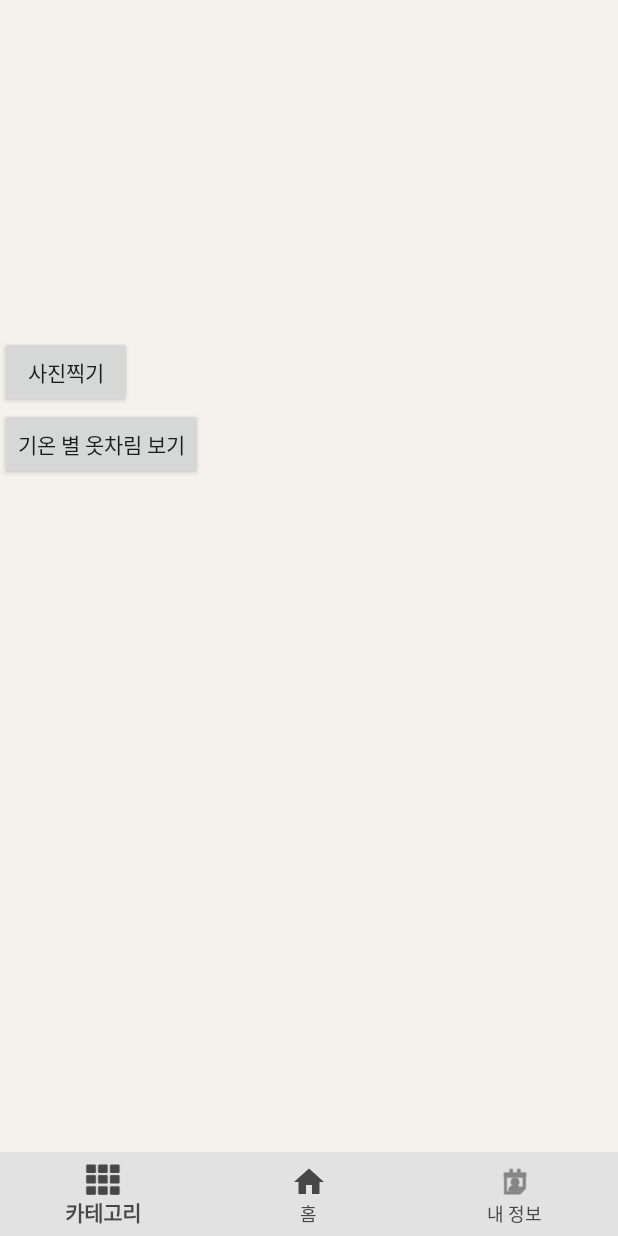
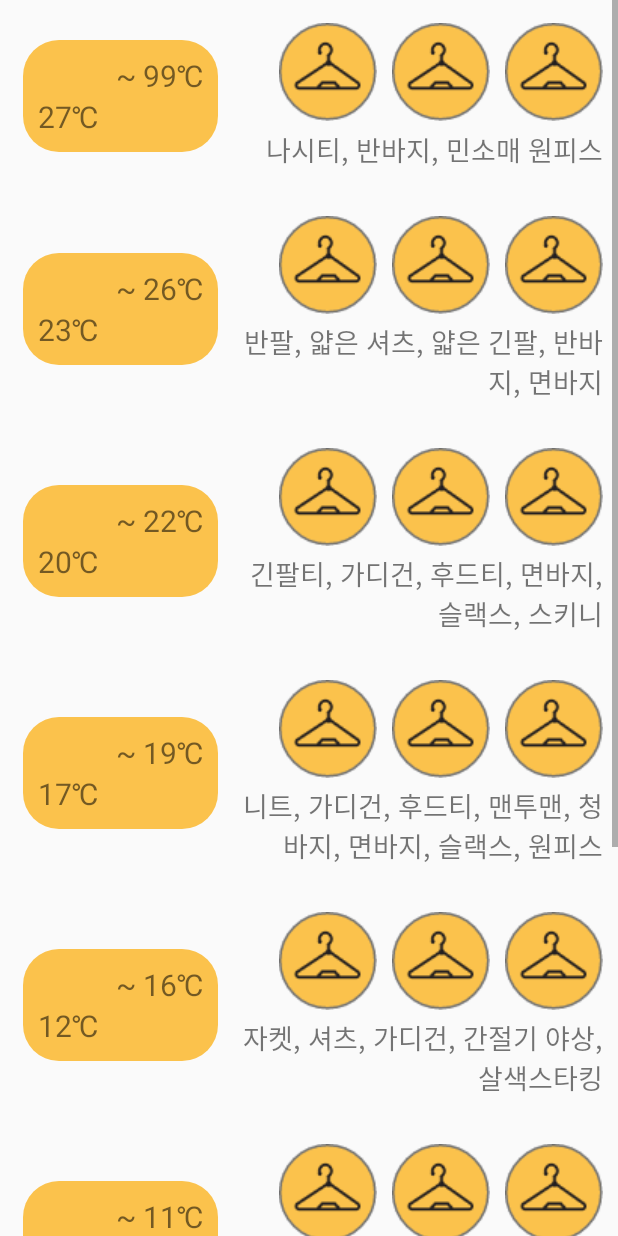
Before and after one commit to wnehdals/Omniver, an Android app: the screen it shows after launch (CategoryActivity before the commit, RecommendedListActivity after it), after a tap on "기온 별 옷차림 보기", on a phone screen of 412 x 824 dp. Run offline under Robolectric (Android 15) with nearby library versions, the phone set to English and light mode, and no system bars; pictures from the network do not load.

Commit message:
Add RecommendedListActivity

```diff
--- a/app/src/main/AndroidManifest.xml
+++ b/app/src/main/AndroidManifest.xml
@@ -15,11 +15,11 @@
         android:icon="@mipmap/ic_launcher"
         android:label="@string/app_name"
         android:networkSecurityConfig="@xml/network_security_config"
-
         android:roundIcon="@mipmap/ic_launcher_round"
         android:supportsRtl="true"
         android:theme="@style/AppTheme">
-        <activity android:name=".EvaluationActivity"></activity>
+        <activity android:name=".RecommendedListActivity"></activity>
+        <activity android:name=".EvaluationActivity" />
 
         <provider
             android:name="androidx.core.content.FileProvider"
@@ -30,7 +30,6 @@
                 android:name="android.support.FILE_PROVIDER_PATHS"
                 android:resource="@xml/file_paths" />
         </provider>
-
 
         <activity
             android:name=".SplashActivity"
@@ -49,7 +48,7 @@
         <activity android:name=".CategoryActivity" />
         <activity
             android:name=".main_service.MainActivity"
-            android:label="@string/app_name"></activity>
+            android:label="@string/app_name" />
     </application>
 
 </manifest>
--- a/app/src/main/java/com/example/omniver/CategoryActivity.java
+++ b/app/src/main/java/com/example/omniver/CategoryActivity.java
@@ -40,7 +40,7 @@ public class CategoryActivity extends BottomNavigationActivity implements View.O
     }
     public void init(){
         takePhotoButton = (Button)findViewById(R.id.take_photo_button);
-        tempClothDictionaryButton = (Button)findViewById(R.id.temp_cloth_dictionary_button);
+        tempClothDictionaryButton = (Button)findViewById(R.id.recommended_list_button);
         takePhotoButton.setOnClickListener(this);
         tempClothDictionaryButton.setOnClickListener(this);
     }
@@ -66,7 +66,9 @@ public class CategoryActivity extends BottomNavigationActivity implements View.O
                     }
                 }
                 break;
-            case R.id.temp_cloth_dictionary_button:
+            case R.id.recommended_list_button:
+                Intent recommendedListIntent = new Intent(this, RecommendedListActivity.class);
+                startActivity(recommendedListIntent);
                 break;
         }
     }
--- /dev/null
+++ b/app/src/main/java/com/example/omniver/RecommendedListActivity.java
@@ -0,0 +1,34 @@
+package com.example.omniver;
+
+import androidx.appcompat.app.AppCompatActivity;
+import androidx.recyclerview.widget.LinearLayoutManager;
+import androidx.recyclerview.widget.RecyclerView;
+
+import android.os.Bundle;
+
+public class RecommendedListActivity extends AppCompatActivity {
+    private RecyclerView recyclerView;
+    private RecyclerView.Adapter mAdapter;
+    private RecyclerView.LayoutManager layoutManager;
+
+    String[] clothes = {"나시티, 반바지, 민소매 원피스", "반팔, 얇은 셔츠, 얇은 긴팔, 반바지, 면바지", "긴팔티, 가디건, 후드티, 면바지, 슬랙스, 스키니", "니트, 가디건, 후드티, 맨투맨, 청바지, 면바지, 슬랙스, 원피스", "자켓, 셔츠, 가디건, 간절기 야상, 살색스타킹", "트렌치코트, 간절기 야상, 여러겹 껴입기", "코트, 가죽자켓", "겨울 옷(야상, 패딩, 목도리 등)" };
+    String[] temperatures1 = { "27", "23", "20", "17", "12", "10", "6", "0"};
+    String[] temperatures2 = { "99", "26", "22", "19", "16", "11", "9", "5"};
+
+    @Override
+    protected void onCreate(Bundle savedInstanceState) {
+        super.onCreate(savedInstanceState);
+        setContentView(R.layout.activity_recommended_list);
+
+        recyclerView = findViewById(R.id.recycler);
+        // use this setting to improve performance if you know that changes
+        // in content do not change the layout size of the RecyclerView
+        recyclerView.setHasFixedSize(true);
+        // use a linear layout manager
+        layoutManager = new LinearLayoutManager(this);
+        recyclerView.setLayoutManager(layoutManager);
+        // specify an adapter
+        mAdapter = new RecyclerAdapter(clothes, temperatures1, temperatures2);
+        recyclerView.setAdapter(mAdapter);
+    }
+}
--- /dev/null
+++ b/app/src/main/java/com/example/omniver/RecyclerAdapter.java
@@ -0,0 +1,47 @@
+package com.example.omniver;
+
+import android.view.LayoutInflater;
+import android.view.View;
+import android.view.ViewGroup;
+import android.widget.TextView;
+
+import androidx.recyclerview.widget.RecyclerView;
+
+class RecyclerAdapter extends RecyclerView.Adapter<RecyclerAdapter.RecyclerViewHolder> {
+    private String[] clothes;
+    private String[] temps1, temps2;
+
+    public static class RecyclerViewHolder extends RecyclerView.ViewHolder {
+        public TextView clothesText, temp1Text, temp2Text;
+        public RecyclerViewHolder(View v) {
+            super(v);
+            clothesText = v.findViewById(R.id.clothes_text);
+            temp1Text = v.findViewById(R.id.temp1_text);
+            temp2Text = v.findViewById(R.id.temp2_text);
+        }
+    }
+    public RecyclerAdapter(String[] c, String[] t1, String[] t2) {
+        clothes = c;
+        temps1 = t1;
+        temps2 = t2;
+    }
+
+    @Override
+    public RecyclerAdapter.RecyclerViewHolder onCreateViewHolder(ViewGroup parent, int viewType) {
+        View v = LayoutInflater.from(parent.getContext()).inflate(R.layout.item_recycler, parent, false);
+        RecyclerViewHolder vh = new RecyclerViewHolder(v);
+        return vh;
+    }
+    @Override
+    public void onBindViewHolder(RecyclerViewHolder holder, int position) {
+        holder.clothesText.setText(clothes[position]);
+        holder.temp1Text.setText(temps1[position] + "℃");
+        holder.temp2Text.setText("~ " + temps2[position] + "℃");
+    }
+
+    @Override
+    public int getItemCount() {
+        return clothes.length;
+    }
+
+}
--- /dev/null
+++ b/app/src/main/res/drawable/bg_yellow_radius_24.xml
@@ -0,0 +1,10 @@
+<?xml version="1.0" encoding="utf-8"?>
+<shape xmlns:android="http://schemas.android.com/apk/res/android"
+    android:shape="rectangle">
+    <corners android:radius="24dp" />
+
+
+    <solid
+
+        android:color="@color/yellow" />
+</shape>
--- a/app/src/main/res/layout/activity_category.xml
+++ b/app/src/main/res/layout/activity_category.xml
@@ -22,7 +22,7 @@
             android:text="사진찍기" />
 
         <Button
-            android:id="@+id/temp_cloth_dictionary_button"
+            android:id="@+id/recommended_list_button"
             android:layout_width="wrap_content"
             android:layout_height="wrap_content"
             android:text="기온 별 옷차림 보기" />
--- /dev/null
+++ b/app/src/main/res/layout/activity_recommended_list.xml
@@ -0,0 +1,17 @@
+<?xml version="1.0" encoding="utf-8"?>
+<LinearLayout xmlns:android="http://schemas.android.com/apk/res/android"
+    xmlns:app="http://schemas.android.com/apk/res-auto"
+    xmlns:tools="http://schemas.android.com/tools"
+    android:layout_width="match_parent"
+    android:layout_height="match_parent"
+    android:orientation="vertical"
+    tools:context=".RecommendedListActivity">
+
+
+    <androidx.recyclerview.widget.RecyclerView
+        android:id="@+id/recycler"
+        android:scrollbars="vertical"
+        android:layout_width="match_parent"
+        android:layout_height="match_parent" />
+
+</LinearLayout>
--- /dev/null
+++ b/app/src/main/res/layout/item_recycler.xml
@@ -0,0 +1,80 @@
+<?xml version="1.0" encoding="utf-8"?>
+<LinearLayout xmlns:android="http://schemas.android.com/apk/res/android"
+    android:orientation="horizontal" android:layout_width="match_parent"
+    android:layout_height="wrap_content"
+    android:layout_marginHorizontal="10dp"
+    android:layout_marginVertical="15dp">
+
+    <LinearLayout
+        android:layout_width="130dp"
+        android:layout_height="wrap_content"
+        android:orientation="vertical"
+        android:layout_gravity="center"
+        android:layout_margin="5dp"
+        android:padding="10dp"
+        android:background="@drawable/bg_yellow_radius_24">
+
+        <TextView
+            android:id="@+id/temp2_text"
+            android:text="~ 26℃"
+            android:textSize="20sp"
+            android:layout_marginLeft="30dp"
+            android:layout_width="match_parent"
+            android:layout_height="wrap_content"
+            android:textAlignment="gravity"
+            android:gravity="right"/>
+
+        <TextView
+            android:id="@+id/temp1_text"
+            android:text="23℃"
+            android:textSize="20sp"
+            android:layout_width="wrap_content"
+            android:layout_height="wrap_content" />
+
+    </LinearLayout>
+
+    <LinearLayout
+        android:layout_width="match_parent"
+        android:layout_height="wrap_content"
+        android:orientation="vertical">
+
+        <LinearLayout
+            android:layout_width="match_parent"
+            android:layout_height="wrap_content"
+            android:orientation="horizontal"
+            android:gravity="right">
+
+            <ImageView
+                android:id="@+id/image1"
+                android:src="@drawable/ic_logo"
+                android:layout_marginRight="10dp"
+                android:layout_width="wrap_content"
+                android:layout_height="wrap_content" />
+            <ImageView
+                android:id="@+id/image2"
+                android:src="@drawable/ic_logo"
+                android:layout_marginRight="10dp"
+                android:layout_width="wrap_content"
+                android:layout_height="wrap_content" />
+            <ImageView
+                android:id="@+id/image3"
+                android:src="@drawable/ic_logo"
+                android:layout_width="wrap_content"
+                android:layout_height="wrap_content" />
+
+        </LinearLayout>
+
+
+        <TextView
+            android:id="@+id/clothes_text"
+            android:text="반팔, 얇은 셔츠, 얇은 긴팔, 반바지, 면바지"
+            android:textSize="18sp"
+            android:layout_width="match_parent"
+            android:layout_height="wrap_content"
+            android:layout_marginTop="5dp"
+            android:gravity="right"
+            android:textAlignment="gravity"/>
+
+    </LinearLayout>
+
+</LinearLayout>
```
